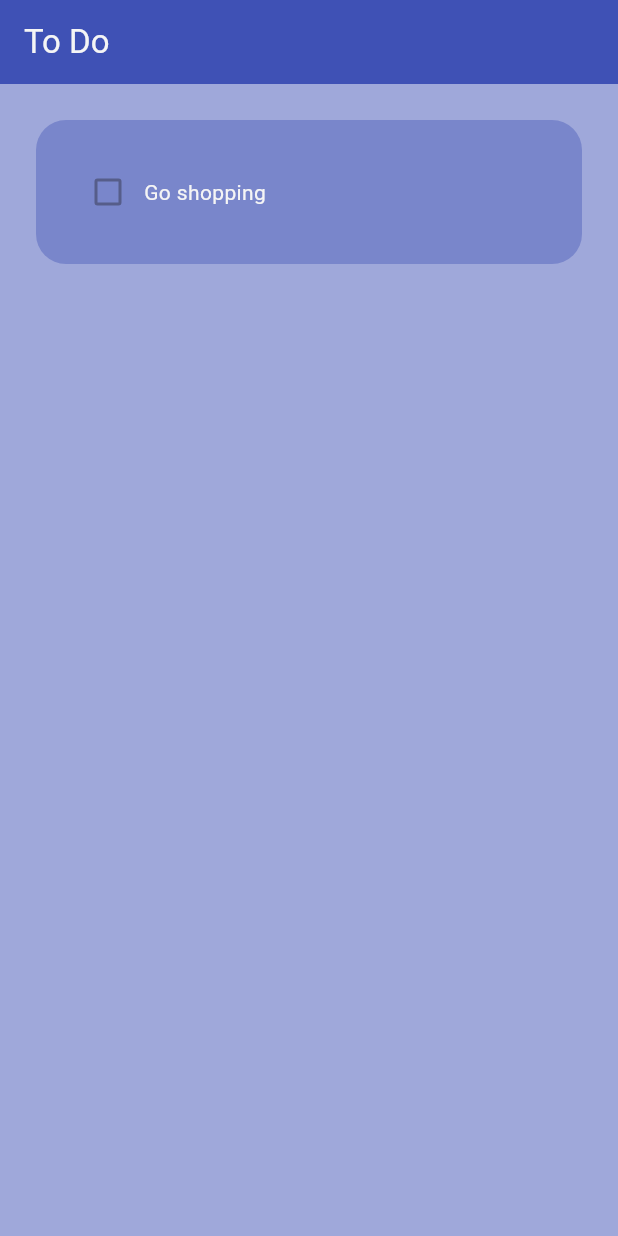
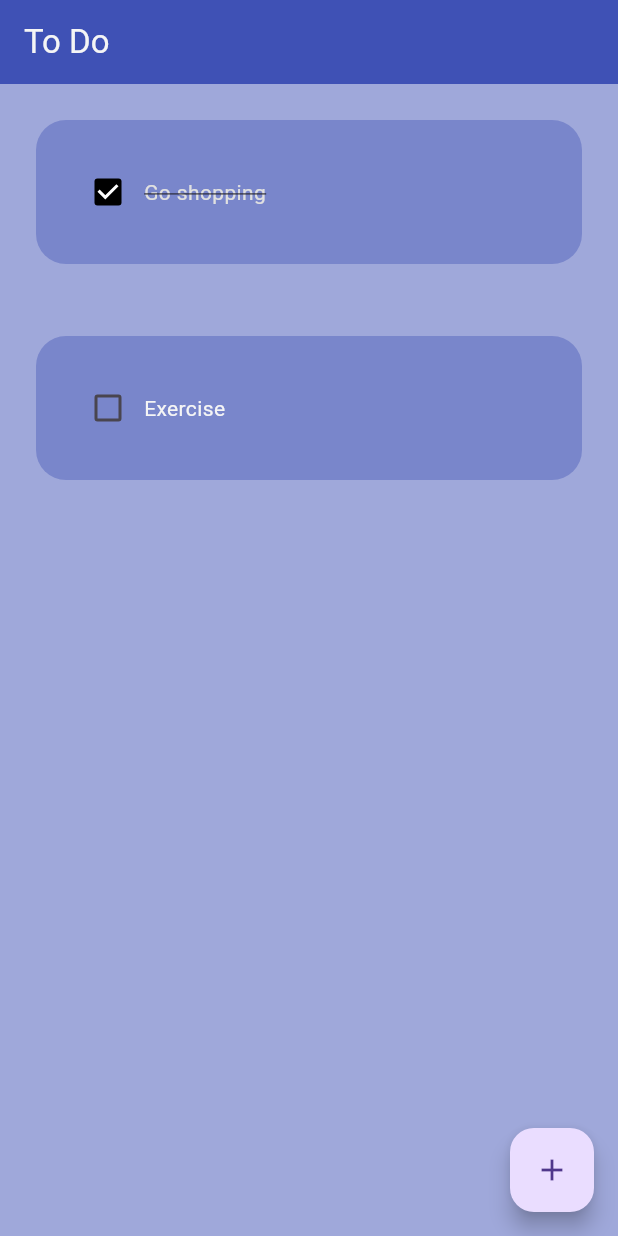
Before and after one commit to calebstein1/flutter-todo, a Flutter app: the screen it shows after launch, on a phone screen of 412 x 824 dp. Run offline on Flutter 3.47's test engine with Material 3 defaults, Android fonts, the phone set to English and light mode, and no system bars.

Commit message:
add functionality to todo tiles

```diff
--- a/lib/pages/home_page.dart
+++ b/lib/pages/home_page.dart
@@ -10,6 +10,21 @@ class HomePage extends StatefulWidget {
 }
 
 class _HomePageState extends State<HomePage> {
+  List _todoList = [
+    ["Go shopping", true],
+    ["Exercise", false],
+  ];
+
+  void checkBoxChanged(bool? value, int i) {
+    setState(() {
+      _todoList[i][1] = !_todoList[i][1];
+    });
+  }
+
+  void createNewTask() {
+
+  }
+
   @override
   Widget build(BuildContext context) {
     return Scaffold(
@@ -23,14 +38,19 @@ class _HomePageState extends State<HomePage> {
         ),
         backgroundColor: Colors.indigo,
       ),
-      body: ListView(
-        children: [
-          ToDoTile(
-            taskName: "Go shopping",
-            taskCompleted: false,
-            onChanged: null,
-          )
-        ]
+      floatingActionButton: FloatingActionButton(
+        onPressed: createNewTask,
+        child: Icon(Icons.add),
+      ),
+      body: ListView.builder(
+        itemCount: _todoList.length,
+        itemBuilder: (context, index) {
+          return ToDoTile(
+            taskName: _todoList[index][0],
+            taskCompleted: _todoList[index][1],
+            onChanged: (value) => checkBoxChanged(value, index),
+          );
+        },
       )
     );
   }
--- a/lib/util/todo_tile.dart
+++ b/lib/util/todo_tile.dart
@@ -3,9 +3,9 @@ import 'package:flutter/material.dart';
 class ToDoTile extends StatelessWidget {
   final String taskName;
   final bool taskCompleted;
-  Function(bool?)? onChanged;
+  final Function(bool?)? onChanged;
 
-  ToDoTile({
+  const ToDoTile({
     super.key,
     required this.taskName,
     required this.taskCompleted,
@@ -27,11 +27,13 @@ class ToDoTile extends StatelessWidget {
             Checkbox(
               value: taskCompleted,
               onChanged: onChanged,
+              activeColor: Colors.black,
             ),
             Text(
               taskName,
               style: TextStyle(
-                color: Colors.grey[100],
+                color: taskCompleted ? Colors.grey[300] : Colors.grey[100],
+                decoration: taskCompleted ? TextDecoration.lineThrough : TextDecoration.none,
               )
             ),
           ],
```
